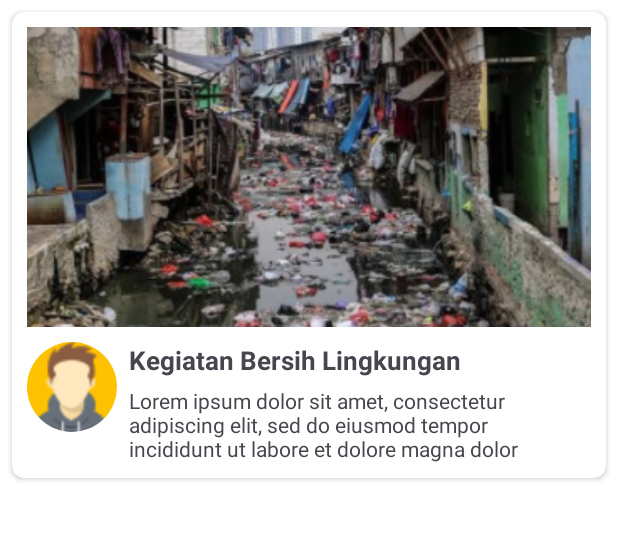
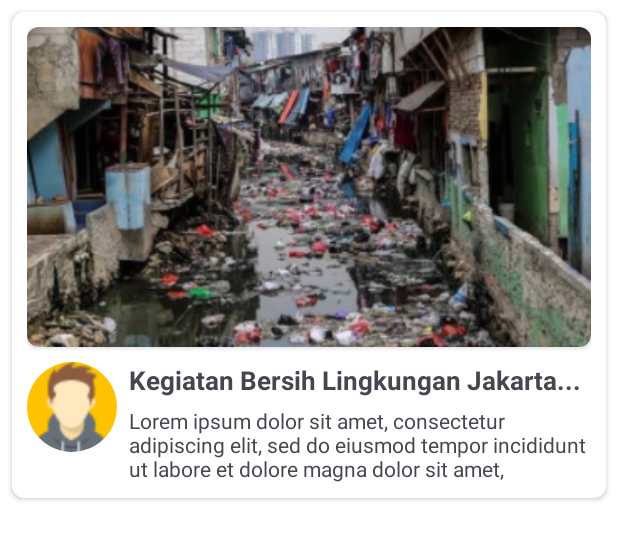
Before and after one commit to TatangMengkudu/BANGKIT-SOStainable, an Android app: the layout item_news.xml on its own in the app's theme, with its tools: preview values and no code run, on a phone screen of 412 x 824 dp. Shown: the top 540 px of the screen. Run offline under Robolectric (Android 15) with nearby library versions, the phone set to English and light mode, and no system bars.

Commit message:
[ITEM NEWS] Improved content items

```diff
--- a/app/src/main/res/layout/item_news.xml
+++ b/app/src/main/res/layout/item_news.xml
@@ -12,15 +12,22 @@
         android:layout_height="wrap_content"
         android:padding="10dp">
 
-        <ImageView
-            android:id="@+id/iv_news"
-            app:srcCompat="@drawable/iv_news"
+        <androidx.cardview.widget.CardView
+            android:id="@+id/cardImageNews"
             android:layout_width="match_parent"
-            android:layout_height="200dp"
-            android:scaleType="centerCrop"
-            app:layout_constraintTop_toTopOf="parent"
+            android:layout_height="match_parent"
+            app:cardCornerRadius="8dp"
             app:layout_constraintStart_toStartOf="parent"
-            app:layout_constraintEnd_toEndOf="parent"/>
+            app:layout_constraintEnd_toEndOf="parent"
+            app:layout_constraintBottom_toTopOf="@+id/iv_user">
+
+            <ImageView
+                android:id="@+id/iv_news"
+                app:srcCompat="@drawable/iv_news"
+                android:layout_width="match_parent"
+                android:layout_height="wrap_content"
+                android:scaleType="centerCrop"/>
+        </androidx.cardview.widget.CardView>
 
         <de.hdodenhof.circleimageview.CircleImageView
             android:src="@drawable/iv_user"
@@ -28,8 +35,8 @@
             android:layout_width="60dp"
             android:layout_height="60dp"
             android:layout_marginTop="10dp"
-            app:layout_constraintStart_toStartOf="@id/iv_news"
-            app:layout_constraintTop_toBottomOf="@+id/iv_news"/>
+            app:layout_constraintStart_toStartOf="@id/cardImageNews"
+            app:layout_constraintTop_toBottomOf="@+id/cardImageNews"/>
 
         <TextView
             android:id="@+id/tv_titleNews"
@@ -40,10 +47,9 @@
             android:textSize="17sp"
             android:maxLines="1"
             android:layout_marginStart="8dp"
-            android:layout_marginEnd="8dp"
             app:layout_constraintTop_toTopOf="@+id/iv_user"
             app:layout_constraintStart_toEndOf="@+id/iv_user"
-            app:layout_constraintEnd_toEndOf="@id/iv_news"/>
+            app:layout_constraintEnd_toEndOf="@id/cardImageNews"/>
 
         <TextView
             android:id="@+id/tv_descNews"
```
